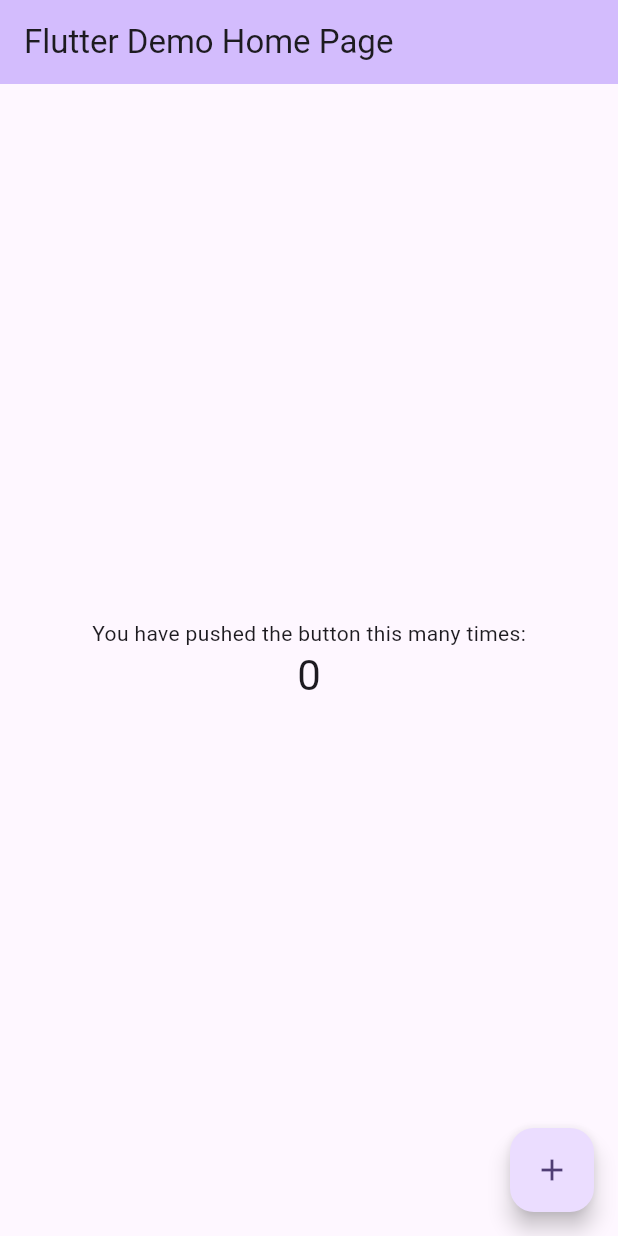
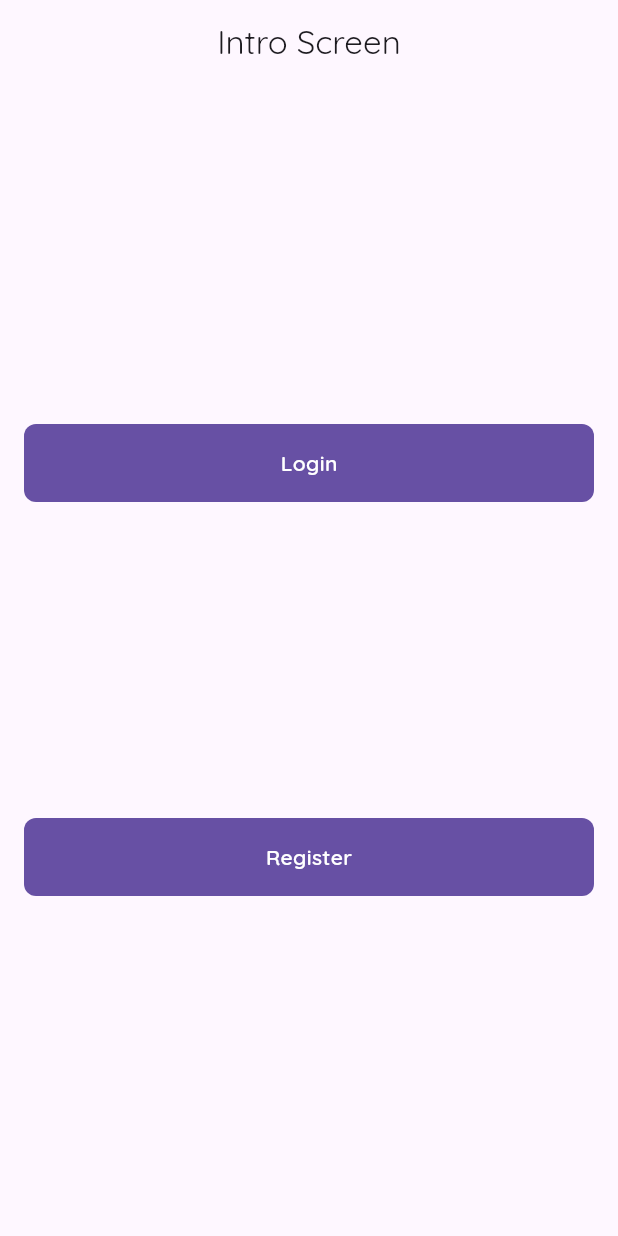
Before and after one commit to dizayn3r/Flutter-GoRouter, a Flutter app: the screen it shows after launch, on a phone screen of 412 x 824 dp. Run offline on Flutter 3.47's test engine with Material 3 defaults, Android fonts, the phone set to English and light mode, and no system bars; our stand-ins replace go_router, google_fonts.

Commit message:
Added routes

```diff
--- a/lib/main.dart
+++ b/lib/main.dart
@@ -1,4 +1,6 @@
 import 'package:flutter/material.dart';
+import 'package:flutter_go_router/routes/app_routes.dart';
+import 'package:google_fonts/google_fonts.dart';
 
 void main() {
   runApp(const MyApp());
@@ -7,119 +9,18 @@ void main() {
 class MyApp extends StatelessWidget {
   const MyApp({super.key});
 
-  // This widget is the root of your application.
   @override
   Widget build(BuildContext context) {
-    return MaterialApp(
-      title: 'Flutter Demo',
+    return MaterialApp.router(
+      debugShowCheckedModeBanner: false,
+      routerConfig: AppRoutes.router,
       theme: ThemeData(
-        // This is the theme of your application.
-        //
-        // TRY THIS: Try running your application with "flutter run". You'll see
-        // the application has a blue toolbar. Then, without quitting the app,
-        // try changing the seedColor in the colorScheme below to Colors.green
-        // and then invoke "hot reload" (save your changes or press the "hot
-        // reload" button in a Flutter-supported IDE, or press "r" if you used
-        // the command line to start the app).
-        //
-        // Notice that the counter didn't reset back to zero; the application
-        // state is not lost during the reload. To reset the state, use hot
-        // restart instead.
-        //
-        // This works for code too, not just values: Most code changes can be
-        // tested with just a hot reload.
-        colorScheme: ColorScheme.fromSeed(seedColor: Colors.deepPurple),
-        useMaterial3: true,
+        textTheme: GoogleFonts.quicksandTextTheme(),
+        appBarTheme: const AppBarTheme(
+          centerTitle: true,
+          toolbarHeight: kToolbarHeight,
+        ),
       ),
-      home: const MyHomePage(title: 'Flutter Demo Home Page'),
     );
   }
 }
-
-class MyHomePage extends StatefulWidget {
-  const MyHomePage({super.key, required this.title});
-
-  // This widget is the home page of your application. It is stateful, meaning
-  // that it has a State object (defined below) that contains fields that affect
-  // how it looks.
-
-  // This class is the configuration for the state. It holds the values (in this
-  // case the title) provided by the parent (in this case the App widget) and
-  // used by the build method of the State. Fields in a Widget subclass are
-  // always marked "final".
-
-  final String title;
-
-  @override
-  State<MyHomePage> createState() => _MyHomePageState();
-}
-
-class _MyHomePageState extends State<MyHomePage> {
-  int _counter = 0;
-
-  void _incrementCounter() {
-    setState(() {
-      // This call to setState tells the Flutter framework that something has
-      // changed in this State, which causes it to rerun the build method below
-      // so that the display can reflect the updated values. If we changed
-      // _counter without calling setState(), then the build method would not be
-      // called again, and so nothing would appear to happen.
-      _counter++;
-    });
-  }
-
-  @override
-  Widget build(BuildContext context) {
-    // This method is rerun every time setState is called, for instance as done
-    // by the _incrementCounter method above.
-    //
-    // The Flutter framework has been optimized to make rerunning build methods
-    // fast, so that you can just rebuild anything that needs updating rather
-    // than having to individually change instances of widgets.
-    return Scaffold(
-      appBar: AppBar(
-        // TRY THIS: Try changing the color here to a specific color (to
-        // Colors.amber, perhaps?) and trigger a hot reload to see the AppBar
-        // change color while the other colors stay the same.
-        backgroundColor: Theme.of(context).colorScheme.inversePrimary,
-        // Here we take the value from the MyHomePage object that was created by
-        // the App.build method, and use it to set our appbar title.
-        title: Text(widget.title),
-      ),
-      body: Center(
-        // Center is a layout widget. It takes a single child and positions it
-        // in the middle of the parent.
-        child: Column(
-          // Column is also a layout widget. It takes a list of children and
-          // arranges them vertically. By default, it sizes itself to fit its
-          // children horizontally, and tries to be as tall as its parent.
-          //
-          // Column has various properties to control how it sizes itself and
-          // how it positions its children. Here we use mainAxisAlignment to
-          // center the children vertically; the main axis here is the vertical
-          // axis because Columns are vertical (the cross axis would be
-          // horizontal).
-          //
-          // TRY THIS: Invoke "debug painting" (choose the "Toggle Debug Paint"
-          // action in the IDE, or press "p" in the console), to see the
-          // wireframe for each widget.
-          mainAxisAlignment: MainAxisAlignment.center,
-          children: <Widget>[
-            const Text(
-              'You have pushed the button this many times:',
-            ),
-            Text(
-              '$_counter',
-              style: Theme.of(context).textTheme.headlineMedium,
-            ),
-          ],
-        ),
-      ),
-      floatingActionButton: FloatingActionButton(
-        onPressed: _incrementCounter,
-        tooltip: 'Increment',
-        child: const Icon(Icons.add),
-      ), // This trailing comma makes auto-formatting nicer for build methods.
-    );
-  }
-}
--- /dev/null
+++ b/lib/routes/app_routes.dart
@@ -0,0 +1,95 @@
+import 'package:flutter_go_router/routes/app_routes_name.dart';
+import 'package:flutter_go_router/ui/screens/categories/categories_screen.dart';
+import 'package:flutter_go_router/ui/screens/home/home_screen.dart';
+import 'package:flutter_go_router/ui/screens/login/login_screen.dart';
+import 'package:flutter_go_router/ui/screens/product_details/product_details_screen.dart';
+import 'package:flutter_go_router/ui/screens/products/products_screen.dart';
+import 'package:flutter_go_router/ui/screens/register/register_screen.dart';
+import 'package:go_router/go_router.dart';
+
+import '../ui/screens/intro/intro_screen.dart';
+import '../ui/screens/splash/splash_screen.dart';
+
+final isLoggedIn = false;
+
+class AppRoutes {
+  /// The route configuration.
+  static GoRouter router = GoRouter(
+    initialLocation: '/',
+    // errorBuilder: (context, state) => ErrorScreen(
+    //   errorTitleKey: 'pageNotFound',
+    //   bottomTextKey: 'toHomePage',
+    //   onButtonClick: () => context.replace('/'),
+    // ),
+    // redirect: (context, state) {
+    //   if (isLoggedIn) {
+    //     return "/home";
+    //   }
+    //   return "/intro";
+    // },
+    routes: [
+      GoRoute(
+        name: RouteName.splash,
+        path: '/',
+        builder: (context, state) {
+          return const SplashScreen();
+        },
+      ),
+      GoRoute(
+        name: RouteName.intro,
+        path: '/intro',
+        builder: (context, state) {
+          return const IntroScreen();
+        },
+      ),
+      GoRoute(
+        name: RouteName.login,
+        path: '/login',
+        builder: (context, state) {
+          return const LoginScreen();
+        },
+      ),
+      GoRoute(
+        name: RouteName.register,
+        path: '/register',
+        builder: (context, state) {
+          return const RegisterScreen();
+        },
+      ),
+      GoRoute(
+        name: RouteName.dashboard,
+        path: '/home',
+        builder: (context, state) {
+          return const HomeScreen();
+        },
+        routes: <RouteBase>[
+          GoRoute(
+            name: RouteName.productCategories,
+            path: 'categories',
+            builder: (context, state) {
+              return const CategoryScreen();
+            },
+          ),
+          GoRoute(
+            name: RouteName.products,
+            path: 'products',
+            builder: (context, state) {
+              return const ProductScreen();
+            },
+            routes: <RouteBase>[
+              GoRoute(
+                name: RouteName.productDetails,
+                path: ':id',
+                builder: (context, state) {
+                  return ProductDetailsScreen(
+                      path: state.matchedLocation ?? "",
+                      id: state.pathParameters['id'] ?? "0");
+                },
+              ),
+            ],
+          ),
+        ],
+      ),
+    ],
+  );
+}
--- /dev/null
+++ b/lib/routes/app_routes_name.dart
@@ -0,0 +1,12 @@
+class RouteName {
+  static String splash = "/";
+  static String intro = "/intro";
+  static String login = "/login";
+  static String register = "/register";
+  static String dashboard = "/dashboard";
+  static String products = "/products";
+  static String productDetails = "/products/details";
+  static String productCategories = "/categories";
+  static String orders = "/orders";
+  static String orderDetails = "";
+}
--- /dev/null
+++ b/lib/ui/screens/intro/intro_screen.dart
@@ -0,0 +1,37 @@
+import 'package:flutter/material.dart';
+import 'package:flutter_go_router/ui/widgets/custom_buttons.dart';
+import 'package:go_router/go_router.dart';
+
+class IntroScreen extends StatelessWidget {
+  const IntroScreen({super.key});
+
+  @override
+  Widget build(BuildContext context) {
+    return Scaffold(
+      appBar: AppBar(
+        title: const Text("Intro Screen"),
+      ),
+      body: Padding(
+        padding: const EdgeInsets.all(16.0),
+        child: Column(
+          mainAxisAlignment: MainAxisAlignment.spaceEvenly,
+          crossAxisAlignment: CrossAxisAlignment.stretch,
+          children: [
+            CustomButton(
+              text: "Login",
+              onTap: () {
+                context.go('/login');
+              },
+            ),
+            CustomButton(
+              text: "Register",
+              onTap: () {
+                context.go('/register');
+              },
+            ),
+          ],
+        ),
+      ),
+    );
+  }
+}
--- /dev/null
+++ b/lib/ui/widgets/custom_buttons.dart
@@ -0,0 +1,29 @@
+import 'package:flutter/material.dart';
+
+class CustomButton extends StatelessWidget {
+  final String text;
+  final Function()? onTap;
+  const CustomButton({super.key, required this.text, required this.onTap});
+
+  @override
+  Widget build(BuildContext context) {
+    return InkWell(
+      onTap: onTap,
+      child: Container(
+        alignment: Alignment.center,
+        padding: const EdgeInsets.all(16.0),
+        decoration: BoxDecoration(
+          color: Theme.of(context).colorScheme.primary,
+          borderRadius: BorderRadius.circular(8.0),
+        ),
+        child: Text(
+          text,
+          style: const TextStyle(
+            color: Colors.white,
+            fontWeight: FontWeight.w600,
+          ),
+        ),
+      ),
+    );
+  }
+}
--- a/pubspec.yaml
+++ b/pubspec.yaml
@@ -35,6 +35,8 @@ dependencies:
   # The following adds the Cupertino Icons font to your application.
   # Use with the CupertinoIcons class for iOS style icons.
   cupertino_icons: ^1.0.2
+  go_router: ^12.1.0
+  google_fonts: ^6.1.0
 
 dev_dependencies:
   flutter_test:
```
Also changed, not shown: lib/ui/screens/categories/categories_screen.dart (added, +30 -0 lines), lib/ui/screens/error/error_screen.dart (added, +14 -0 lines), lib/ui/screens/home/home_screen.dart (added, +31 -0 lines), lib/ui/screens/login/login_screen.dart (added, +30 -0 lines), lib/ui/screens/product_details/product_details_screen.dart (added, +40 -0 lines), lib/ui/screens/products/products_screen.dart (added, +27 -0 lines), lib/ui/screens/register/register_screen.dart (added, +30 -0 lines), lib/ui/screens/splash/splash_screen.dart (added, +42 -0 lines), pubspec.lock, 1 other file.
